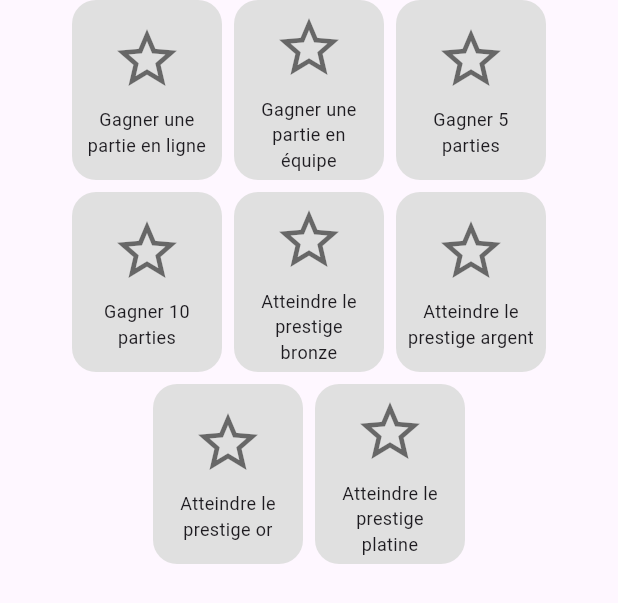
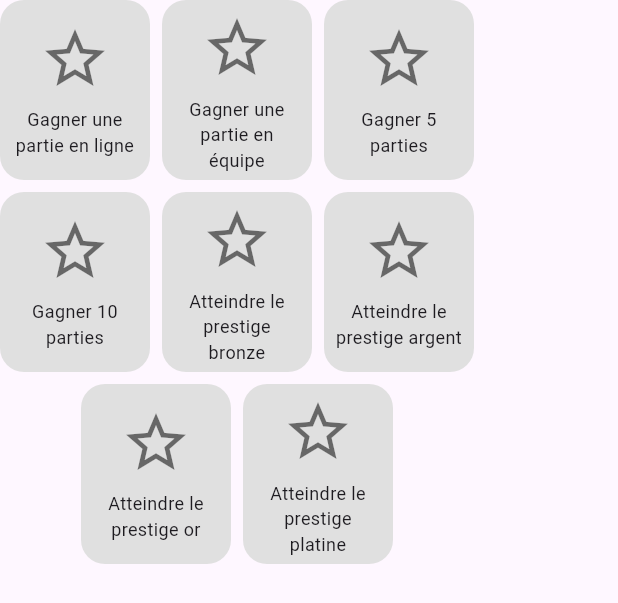
Before and after one commit to ArmanLidder/QuizApp, a Flutter app: the StarCardGrid widget shown alone on an empty page, opened directly, on a phone screen of 412 x 824 dp. Shown: the top 603 px of the screen. Run offline on Flutter 3.47's test engine with Material 3 defaults, Android fonts, the phone set to English and light mode, and no system bars; our stand-ins replace audioplayers, cloud_firestore, firebase_auth, firebase_core, firebase_storage, fl_chart and 7 more; missing offline and left inert: dart:ffi; accounts and stored records are empty; generated files the repository leaves out were written again; network calls fail.

Commit message:
bugfix Starwidget fonctionne vertical

```diff
--- a/projet/client_leger/polyquiz/lib/widgets/user_widget/starComponent.dart
+++ b/projet/client_leger/polyquiz/lib/widgets/user_widget/starComponent.dart
@@ -13,44 +13,34 @@ class StarCard extends StatelessWidget {
 
   @override
   Widget build(BuildContext context) {
-    return Column(
-      children: [
-        Container(
+    return Container(
       width: 100,
-          height: 120, // Increased height to accommodate longer text
-          padding: const EdgeInsets.all(8.0), // Internal padding
+      height: 120, // Height to accommodate longer text
+      padding: const EdgeInsets.all(8.0),
       decoration: BoxDecoration(
-            color: Colors.grey[300], // Light grey color for the background
-            borderRadius: BorderRadius.circular(16), // Rounded corners
+        color: Colors.grey[300],
+        borderRadius: BorderRadius.circular(16),
       ),
       child: Column(
-            mainAxisAlignment:
-                MainAxisAlignment.center, // Center elements vertically
+        mainAxisAlignment: MainAxisAlignment.center,
         children: [
           Icon(
-                isDone
-                    ? Icons.star
-                    : Icons
-                        .star_border, // Filled star if done, otherwise outline
+            isDone ? Icons.star : Icons.star_border,
             size: 48,
-                color: isDone
-                    ? Color(0xFFFCDB03)
-                    : Colors.black54, // Yellow color if done
+            color: isDone ? Color(0xFFFCDB03) : Colors.black54,
           ),
-              SizedBox(height: 8), // Space between icon and text
+          SizedBox(height: 8),
           Flexible(
             child: Text(
               label,
-                  textAlign: TextAlign.center, // Center text
-                  style: TextStyle(fontSize: 12), // Adjust font size if needed
-                  overflow: TextOverflow.visible, // Allow text to wrap
-                  maxLines: 3, // Limit the number of lines to avoid overflow
+              textAlign: TextAlign.center,
+              style: TextStyle(fontSize: 12),
+              overflow: TextOverflow.visible,
+              maxLines: 3,
             ),
           ),
         ],
       ),
-        ),
-      ],
     );
   }
 }
@@ -64,56 +54,23 @@ class StarCardGrid extends StatelessWidget {
 
   @override
   Widget build(BuildContext context) {
-    return Obx(
-            () {
+    return Obx(() {
       print("starComponent build called");
 
       List achievementsList = LoggedInUserService.instance.observableAchievement.value;
+      final List<String> labels = profileText['ALL_ACHIEVEMENTS'] as List<String>;
 
-              final List<String> labels = profileText['ALL_ACHIEVEMENTS'] as List<String>;
-              // Determine how many cards can fit in a row
-              final double screenWidth = MediaQuery
-                  .of(context)
-                  .size
-                  .width;
-              final double cardWidth = 100;
-              final double horizontalMargin = 4.0;
-              final double verticalMargin = 4.0;
-              // si ca casse pinguez Maxime
-              final int cardsPerRow = ((screenWidth - (horizontalMargin * 4)) /
-                  (cardWidth + horizontalMargin))
-                  .floor();
-
-              List<Widget> rows = [];
-              for (int i = 0; i < labels.length; i += cardsPerRow) {
-                List<Widget> starCards = [];
-                for (int j = 0; j < cardsPerRow; j++) {
-                  if (i + j < labels.length) {
-                    bool isDone = achievementsList.contains(i + j + 1);
-                    starCards.add(
-                      Padding(
-                        padding: EdgeInsets.symmetric(
-                            horizontal: horizontalMargin),
-                        child: StarCard(
-                          label: labels[i + j],
+      return Wrap(
+        spacing: 8.0, // Horizontal spacing between cards
+        runSpacing: 8.0, // Vertical spacing between rows
+        alignment: WrapAlignment.center, // Center-align the cards
+        children: List.generate(labels.length, (index) {
+          bool isDone = achievementsList.contains(index + 1);
+          return StarCard(
+            label: labels[index],
             isDone: isDone,
-                        ),
-                      ),
           );
-                  }
-                }
-                rows.add(Row(
-                  mainAxisAlignment: MainAxisAlignment.center,
-                  children: starCards,
-                ));
-                rows.add(
-                  Padding(
-                    padding: EdgeInsets.symmetric(vertical: verticalMargin),
-                  ),
-                );
-              }
-              return Column(
-                children: [...rows],
+        }),
       );
     });
   }
```
Lines whose indentation alone changed are shown as unchanged.
